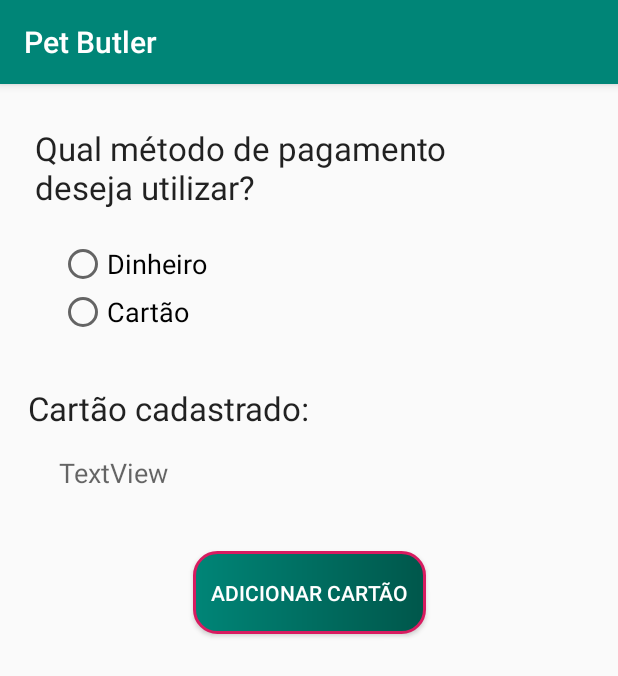
After one commit to lucas-medeiros/PetButler, an Android app: the fragment PagamentoClienteFragment shown on its own in the app's theme, on a phone screen of 412 x 824 dp. The commit adds this screen. Shown: the top 676 px of the screen. Run offline under Robolectric (Android 15) with nearby library versions, the phone set to English and light mode, and no system bars; 2 statements that could not run were skipped.

Commit message:
help, about, feedback, pagamento e consultar serviço activities launcher icon e ícones de menu perfil e home butler mapeadas com o mesmo menu lateral personalização do header no menu lateral fotos Jon Snow e Jaime Lannister mudança no FAB

```diff
--- a/app/src/main/java/com/example/petbutler/ui/Classes/Pessoa/Conta.java
+++ b/app/src/main/java/com/example/petbutler/ui/Classes/Pessoa/Conta.java
@@ -46,5 +46,8 @@ public class Conta {
         this.digitoAgencia = digitoAgencia;
     }
 
-
+    @Override
+    public String toString() {
+        return "Conta: " + this.numero + "-" + this.digitoNumero + "\nAgência: " + this.agencia + "-" + this.digitoAgencia;
+    }
 }
--- a/app/src/main/java/com/example/petbutler/ui/MenuLateral/MenuLateralActivity.java
+++ b/app/src/main/java/com/example/petbutler/ui/MenuLateral/MenuLateralActivity.java
@@ -69,7 +69,7 @@ public class MenuLateralActivity extends AppCompatActivity {
         // Passing each menu ID as a set of Ids because each
         // menu should be considered as top level destinations.
         mAppBarConfiguration = new AppBarConfiguration.Builder(
-                R.id.nav_home, R.id.nav_tools, R.id.nav_perfil, R.id.nav_logPedidos, R.id.nav_emergencia, R.id.nav_help)
+                R.id.nav_home, R.id.nav_tools, R.id.nav_perfil, R.id.nav_logPedidos, R.id.nav_emergencia, R.id.nav_help, R.id.nav_pagamento)
                 .setDrawerLayout(drawer)
                 .build();
         NavController navController = Navigation.findNavController(this, R.id.nav_host_fragment);
--- /dev/null
+++ b/app/src/main/java/com/example/petbutler/ui/Pagamento/PagamentoClienteFragment.java
@@ -0,0 +1,61 @@
+package com.example.petbutler.ui.Pagamento;
+
+
+import android.os.Bundle;
+
+import androidx.fragment.app.Fragment;
+
+import android.view.LayoutInflater;
+import android.view.View;
+import android.view.ViewGroup;
+import android.widget.Button;
+import android.widget.RadioButton;
+import android.widget.RadioGroup;
+import android.widget.TextView;
+
+import com.example.petbutler.R;
+import com.example.petbutler.ui.Classes.Global.Global;
+import com.example.petbutler.ui.Classes.Pessoa.Cliente;
+
+/**
+ * A simple {@link Fragment} subclass.
+ */
+public class PagamentoClienteFragment extends Fragment {
+
+
+    public PagamentoClienteFragment() {
+        // Required empty public constructor
+    }
+
+
+    @Override
+    public View onCreateView(LayoutInflater inflater, ViewGroup container,
+                             Bundle savedInstanceState) {
+        // Inflate the layout for this fragment
+        View root = inflater.inflate(R.layout.fragment_pagamento_cliente, container, false);
+
+        final TextView tvCartao = root.findViewById(R.id.tv_cartao);
+        final RadioGroup radioGroupPagamentoCliente = root.findViewById(R.id.radioGroupPagamentoCliente);
+        final RadioButton radioButton_Dinheiro = root.findViewById(R.id.radioButton_Dinheiro);
+        final RadioButton radioButton_Cartao = root.findViewById(R.id.radioButton_Cartao);
+        final Button button_addCartao = root.findViewById(R.id.button_addCartao);
+
+        Cliente cliente = (Cliente) Global.usuario;
+        if(cliente.getCartao() == null){
+            tvCartao.setText("Você não possui nenhum \ncartão cadastrado");
+        } else {
+            tvCartao.setText(cliente.getCartao().toString());
+        }
+
+        button_addCartao.setOnClickListener(new View.OnClickListener() {
+            @Override
+            public void onClick(View view) {
+                //intent para tela de adicionar cartão (ou nessa tela mesmo?)
+            }
+        });
+
+
+        return root;
+    }
+
+}
--- /dev/null
+++ b/app/src/main/res/layout/fragment_pagamento_cliente.xml
@@ -0,0 +1,88 @@
+<?xml version="1.0" encoding="utf-8"?>
+<androidx.constraintlayout.widget.ConstraintLayout xmlns:android="http://schemas.android.com/apk/res/android"
+    xmlns:app="http://schemas.android.com/apk/res-auto"
+    xmlns:tools="http://schemas.android.com/tools"
+    android:id="@+id/frameLayout6"
+    android:layout_width="match_parent"
+    android:layout_height="match_parent"
+    tools:context=".ui.Pagamento.PagamentoClienteFragment">
+
+    <TextView
+        android:id="@+id/tv_MetodoPagamento"
+        android:layout_width="324dp"
+        android:layout_height="60dp"
+        android:layout_marginStart="16dp"
+        android:layout_marginLeft="16dp"
+        android:layout_marginTop="28dp"
+        android:text="Qual método de pagamento deseja utilizar?"
+        android:textAppearance="@style/TextAppearance.AppCompat.Large"
+        app:layout_constraintEnd_toEndOf="parent"
+        app:layout_constraintHorizontal_bias="0.1"
+        app:layout_constraintStart_toStartOf="parent"
+        app:layout_constraintTop_toTopOf="parent" />
+
+    <RadioGroup
+        android:id="@+id/radioGroupPagamentoCliente"
+        android:layout_width="100dp"
+        android:layout_height="69dp"
+        android:layout_marginTop="16dp"
+        app:layout_constraintEnd_toEndOf="parent"
+        app:layout_constraintHorizontal_bias="0.126"
+        app:layout_constraintStart_toStartOf="parent"
+        app:layout_constraintTop_toBottomOf="@+id/tv_MetodoPagamento">
+
+        <RadioButton
+            android:id="@+id/radioButton_Dinheiro"
+            android:layout_width="match_parent"
+            android:layout_height="wrap_content"
+            android:text="@string/dinheiro"
+            android:textAppearance="@style/TextAppearance.AppCompat.Medium" />
+
+        <RadioButton
+            android:id="@+id/radioButton_Cartao"
+            android:layout_width="match_parent"
+            android:layout_height="wrap_content"
+            android:text="@string/cartao"
+            android:textAppearance="@style/TextAppearance.AppCompat.Medium" />
+    </RadioGroup>
+
+    <TextView
+        android:id="@+id/tv_cartaoCadastrado"
+        android:layout_width="wrap_content"
+        android:layout_height="wrap_content"
+        android:layout_marginStart="16dp"
+        android:layout_marginLeft="16dp"
+        android:layout_marginTop="28dp"
+        android:text="Cartão cadastrado:"
+        android:textAppearance="@style/TextAppearance.AppCompat.Large"
+        app:layout_constraintEnd_toEndOf="parent"
+        app:layout_constraintHorizontal_bias="0.012"
+        app:layout_constraintStart_toStartOf="parent"
+        app:layout_constraintTop_toBottomOf="@+id/radioGroupPagamentoCliente" />
+
+    <TextView
+        android:id="@+id/tv_cartao"
+        android:layout_width="wrap_content"
+        android:layout_height="wrap_content"
+        android:layout_marginTop="16dp"
+        android:text="TextView"
+        android:textAppearance="@style/TextAppearance.AppCompat.Medium"
+        app:layout_constraintEnd_toEndOf="parent"
+        app:layout_constraintHorizontal_bias="0.115"
+        app:layout_constraintStart_toStartOf="parent"
+        app:layout_constraintTop_toBottomOf="@+id/tv_cartaoCadastrado" />
+
+    <Button
+        android:id="@+id/button_addCartao"
+        android:layout_width="155dp"
+        android:layout_height="55dp"
+        android:layout_marginTop="40dp"
+        android:background="@drawable/custom_button"
+        android:text="Adicionar Cartão"
+        android:textAllCaps="true"
+        android:textColor="#FFFF"
+        app:layout_constraintEnd_toEndOf="parent"
+        app:layout_constraintHorizontal_bias="0.502"
+        app:layout_constraintStart_toStartOf="parent"
+        app:layout_constraintTop_toBottomOf="@+id/tv_cartao" />
+</androidx.constraintlayout.widget.ConstraintLayout>
--- a/app/src/main/res/navigation/mobile_navigation.xml
+++ b/app/src/main/res/navigation/mobile_navigation.xml
@@ -41,5 +41,11 @@
         android:label="@string/help"
         tools:layout="@layout/fragment_help" />
 
+    <fragment
+        android:id="@+id/nav_pagamento"
+        android:name="com.example.petbutler.ui.Pagamento.PagamentoFragment"
+        android:label="@string/pagamento"
+        tools:layout="@layout/fragment_pagamento" />
+
 
 </navigation>
--- a/app/src/main/res/values/strings.xml
+++ b/app/src/main/res/values/strings.xml
@@ -65,6 +65,9 @@
     <string name="title_activity_menu_lateral_butler">MenuLateralButlerActivity</string>
     <string name="enviar">Enviar</string>
     <string name="pagamento">Pagamento</string>
+    <string name="dinheiro">Dinheiro</string>
+    <string name="cartao">Cartão</string>
+
 
 
 </resources>
```
Also changed, not shown: app/src/main/java/com/example/petbutler/ui/Classes/Pessoa/Cartao.java (+12 -7 lines), app/src/main/java/com/example/petbutler/ui/Login/LoginActivity.java (+7 -0 lines), app/src/main/java/com/example/petbutler/ui/Pagamento/PagamentoButlerFragment.java (added, +55 -0 lines), app/src/main/java/com/example/petbutler/ui/Pagamento/PagamentoFragment.java (added, +50 -0 lines), app/src/main/res/layout/fragment_pagamento.xml (added, +8 -0 lines), app/src/main/res/layout/fragment_pagamento_butler.xml (added, +48 -0 lines).
